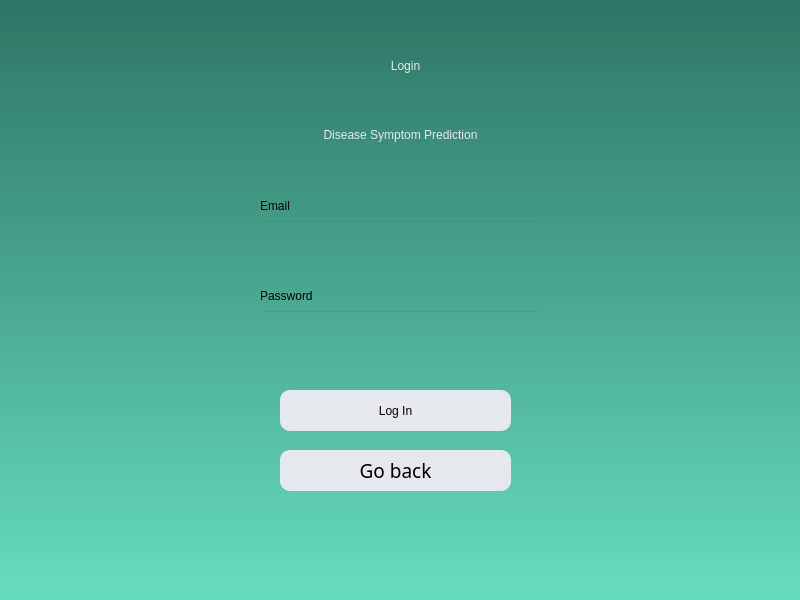
Maximusrain/se_project_23-24, file login.ui: the form before one commit.
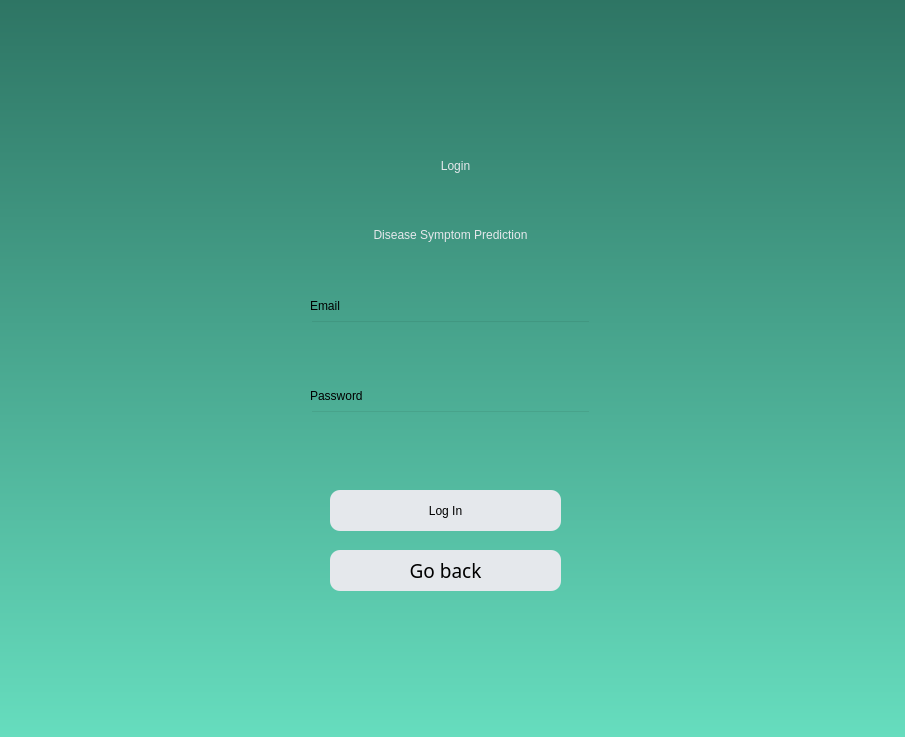
The form after the commit.

Commit message: MainWindow added with symptom list population. Modified design of each window.

Diff of the .ui file:
```diff
--- a/login.ui
+++ b/login.ui
@@ -6,138 +6,22 @@
    <rect>
     <x>0</x>
     <y>0</y>
-    <width>800</width>
-    <height>600</height>
+    <width>905</width>
+    <height>737</height>
    </rect>
   </property>
   <property name="windowTitle">
    <string>Dialog</string>
   </property>
-  <widget class="QWidget" name="WelcomeWidget" native="true">
-   <property name="geometry">
-    <rect>
-     <x>0</x>
-     <y>0</y>
-     <width>800</width>
-     <height>600</height>
-    </rect>
-   </property>
    <property name="styleSheet">
-    <string notr="true">QWidget#WelcomeWidget{
+   <string notr="true">QDialog{
 background-color: qlineargradient(spread:pad, x1:0, y1:0, x2:0, y2:1, stop:0 rgba(46, 117, 100, 255), stop:1 rgba(102, 221, 190, 255))}</string>
    </property>
-   <widget class="QLabel" name="label_login">
-    <property name="geometry">
-     <rect>
-      <x>310</x>
-      <y>30</y>
-      <width>191</width>
-      <height>71</height>
-     </rect>
-    </property>
-    <property name="styleSheet">
-     <string notr="true">font: 36pt &quot;Century Gothic&quot;;
-color: rgb(229, 232, 236);
-</string>
-    </property>
-    <property name="text">
-     <string>Login</string>
-    </property>
-    <property name="alignment">
-     <set>Qt::AlignCenter</set>
-    </property>
-   </widget>
-   <widget class="QLabel" name="label_DSP">
-    <property name="geometry">
-     <rect>
-      <x>240</x>
-      <y>110</y>
-      <width>321</width>
-      <height>50</height>
-     </rect>
-    </property>
-    <property name="styleSheet">
-     <string notr="true">font: 15pt &quot;Century Gothic&quot;;
-color: rgb(229, 232, 236);</string>
-    </property>
-    <property name="text">
-     <string>Disease Symptom Prediction</string>
-    </property>
-    <property name="alignment">
-     <set>Qt::AlignCenter</set>
-    </property>
-   </widget>
-   <widget class="QPushButton" name="login_btn">
-    <property name="geometry">
-     <rect>
-      <x>280</x>
-      <y>390</y>
-      <width>231</width>
-      <height>41</height>
-     </rect>
-    </property>
-    <property name="styleSheet">
-     <string notr="true">border-radius:10px;
-background-color: rgb(229, 232, 236);
-
-font: 14pt &quot;Century Gothic&quot;;
-</string>
-    </property>
-    <property name="text">
-     <string>Log In</string>
-    </property>
-   </widget>
    <widget class="QLineEdit" name="EmailLine">
     <property name="geometry">
      <rect>
-      <x>260</x>
-      <y>220</y>
-      <width>281</width>
-      <height>41</height>
-     </rect>
-    </property>
-    <property name="styleSheet">
-     <string notr="true">background-color:rgba(0,0,0,0);
-font: 12pt &quot;Century Gothic&quot;;</string>
-    </property>
-   </widget>
-   <widget class="QLabel" name="label_3">
-    <property name="geometry">
-     <rect>
-      <x>260</x>
-      <y>190</y>
-      <width>71</width>
-      <height>31</height>
-     </rect>
-    </property>
-    <property name="styleSheet">
-     <string notr="true">font: 11pt &quot;Century Gothic&quot;;</string>
-    </property>
-    <property name="text">
-     <string>Email</string>
-    </property>
-   </widget>
-   <widget class="QLabel" name="label_4">
-    <property name="geometry">
-     <rect>
-      <x>260</x>
-      <y>280</y>
-      <width>71</width>
-      <height>31</height>
-     </rect>
-    </property>
-    <property name="styleSheet">
-     <string notr="true">font: 11pt &quot;Century Gothic&quot;;</string>
-    </property>
-    <property name="text">
-     <string>Password</string>
-    </property>
-   </widget>
-   <widget class="QLineEdit" name="PasswordLine">
-    <property name="geometry">
-     <rect>
-      <x>260</x>
-      <y>310</y>
+     <x>310</x>
+     <y>320</y>
       <width>281</width>
       <height>41</height>
      </rect>
@@ -150,8 +34,8 @@
    <widget class="QLabel" name="label_invalid_line">
     <property name="geometry">
      <rect>
-      <x>280</x>
-      <y>360</y>
+     <x>330</x>
+     <y>460</y>
       <width>231</width>
       <height>21</height>
      </rect>
@@ -166,11 +50,27 @@
      <set>Qt::AlignCenter</set>
     </property>
    </widget>
+  <widget class="QLabel" name="label_4">
+   <property name="geometry">
+    <rect>
+     <x>310</x>
+     <y>380</y>
+     <width>71</width>
+     <height>31</height>
+    </rect>
+   </property>
+   <property name="styleSheet">
+    <string notr="true">font: 11pt &quot;Century Gothic&quot;;</string>
+   </property>
+   <property name="text">
+    <string>Password</string>
+   </property>
+  </widget>
    <widget class="QPushButton" name="goback_btn">
     <property name="geometry">
      <rect>
-      <x>280</x>
-      <y>450</y>
+     <x>330</x>
+     <y>550</y>
       <width>231</width>
       <height>41</height>
      </rect>
@@ -194,6 +94,96 @@
      <string>Go back</string>
     </property>
    </widget>
+  <widget class="QLabel" name="label_login">
+   <property name="geometry">
+    <rect>
+     <x>360</x>
+     <y>130</y>
+     <width>191</width>
+     <height>71</height>
+    </rect>
+   </property>
+   <property name="styleSheet">
+    <string notr="true">font: 36pt &quot;Century Gothic&quot;;
+color: rgb(229, 232, 236);
+</string>
+   </property>
+   <property name="text">
+    <string>Login</string>
+   </property>
+   <property name="alignment">
+    <set>Qt::AlignCenter</set>
+   </property>
+  </widget>
+  <widget class="QLineEdit" name="PasswordLine">
+   <property name="geometry">
+    <rect>
+     <x>310</x>
+     <y>410</y>
+     <width>281</width>
+     <height>41</height>
+    </rect>
+   </property>
+   <property name="styleSheet">
+    <string notr="true">background-color:rgba(0,0,0,0);
+font: 12pt &quot;Century Gothic&quot;;</string>
+   </property>
+  </widget>
+  <widget class="QPushButton" name="login_btn">
+   <property name="geometry">
+    <rect>
+     <x>330</x>
+     <y>490</y>
+     <width>231</width>
+     <height>41</height>
+    </rect>
+   </property>
+   <property name="styleSheet">
+    <string notr="true">border-radius:10px;
+background-color: rgb(229, 232, 236);
+
+font: 14pt &quot;Century Gothic&quot;;
+</string>
+   </property>
+   <property name="text">
+    <string>Log In</string>
+   </property>
+  </widget>
+  <widget class="QLabel" name="label_3">
+   <property name="geometry">
+    <rect>
+     <x>310</x>
+     <y>290</y>
+     <width>71</width>
+     <height>31</height>
+    </rect>
+   </property>
+   <property name="styleSheet">
+    <string notr="true">font: 11pt &quot;Century Gothic&quot;;</string>
+   </property>
+   <property name="text">
+    <string>Email</string>
+   </property>
+  </widget>
+  <widget class="QLabel" name="label_DSP">
+   <property name="geometry">
+    <rect>
+     <x>290</x>
+     <y>210</y>
+     <width>321</width>
+     <height>50</height>
+    </rect>
+   </property>
+   <property name="styleSheet">
+    <string notr="true">font: 15pt &quot;Century Gothic&quot;;
+color: rgb(229, 232, 236);</string>
+   </property>
+   <property name="text">
+    <string>Disease Symptom Prediction</string>
+   </property>
+   <property name="alignment">
+    <set>Qt::AlignCenter</set>
+   </property>
   </widget>
  </widget>
  <resources/>
```
Lines whose indentation alone changed are shown as unchanged. The commit also changes 9 other files.
